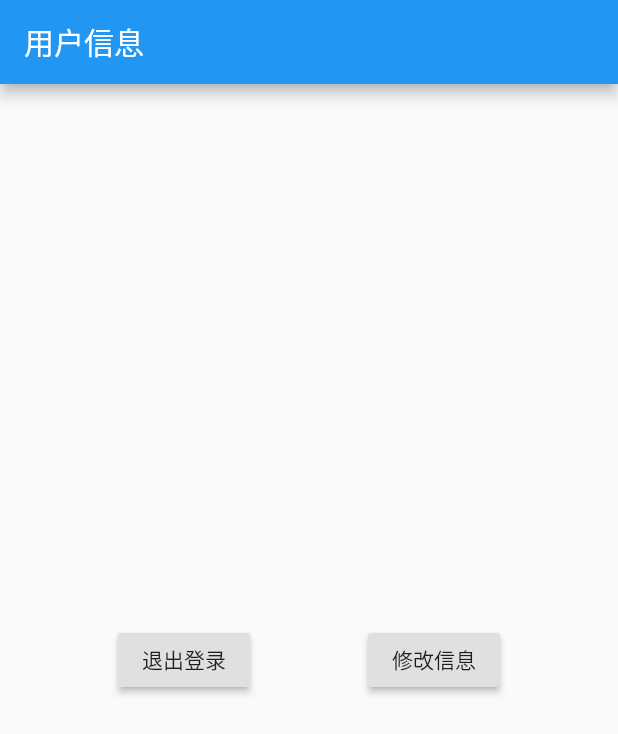
After one commit to BlackXzq/FlutterLayoutDemo, a Flutter app: the NavigatorPage screen opened by its route, after a tap on "登录", on a phone screen of 412 x 824 dp. The commit adds this screen. Shown: the top 734 px of the screen. Run offline on Flutter 3.47's test engine with Material 2 defaults, Android fonts, the phone set to English and light mode, and no system bars.

Commit message:
Add: 添加导航demo实例

```diff
--- a/layout_demo/lib/main.dart
+++ b/layout_demo/lib/main.dart
@@ -8,6 +8,7 @@ import 'stack.dart';
 import 'card.dart';
 import 'lake.dart';
 import 'grid_view_builder.dart';
+import 'navigator.dart';
 
 void main() async {
   return runApp(MyApp());
@@ -50,6 +51,10 @@ final RouterPages = [
   {
     'name': 'StackPage',
     'route': '/stack'
+  },
+  {
+    'name': 'NavigatorPage',
+    'route': '/navigator'
   }
 ];
 //页面基础路由参数
@@ -62,7 +67,8 @@ final _routes =  {
   '/list_view': (_) => ListViewPage(),
   '/pavlova': (_) => PavloVaPage(),
   '/stack': (_) => StackPage(),
-  '/grid_view_builder': (_) => GridViewBuilderPage()
+  '/grid_view_builder': (_) => GridViewBuilderPage(),
+  '/navigator': (_) => NavigatorPage()
 };
 
 class MyApp extends StatelessWidget {
--- /dev/null
+++ b/layout_demo/lib/navigator.dart
@@ -0,0 +1,116 @@
+import 'package:flutter/material.dart';
+
+class NavigatorPage extends StatelessWidget {
+  @override
+  Widget build(BuildContext context) {
+    return Scaffold(
+      appBar: AppBar(
+        title: Text('Navigator Page'),
+      ),
+      body: Center(
+        child: RaisedButton(
+          onPressed: (){
+            Navigator.of(context).push(MaterialPageRoute(builder: (context) => _LoginSuccessPage()));
+          },
+          child: Text('登录'),
+        ),
+      ),
+    );
+  }
+}
+
+class _LoginSuccessPage extends StatelessWidget {
+
+  final _navigatorKey = GlobalKey<NavigatorState>();
+
+  Future<bool> _onWillPop() async {
+    final maybePop = await _navigatorKey.currentState.maybePop();
+    return Future.value(!maybePop);
+  }
+
+
+  @override
+  Widget build(BuildContext context) {
+    return WillPopScope(
+      child: Navigator(
+        key: _navigatorKey,
+        initialRoute: 'login/userinfo',
+        onGenerateRoute: (settings) {
+          WidgetBuilder builder;
+          switch (settings.name) {
+            case 'login/userinfo':
+              builder = (_) => UserInfoPage();
+              break;
+            case 'login/changeinfo':
+              builder = (_) => ChangeUserInfoPage();
+              break;
+            default:
+              throw Exception('Invalid route: ${settings.name}');
+          }
+          return MaterialPageRoute(builder: builder, settings: settings);
+        },
+      ),
+      onWillPop: _onWillPop,
+    );
+  }
+}
+
+class UserInfoPage extends StatelessWidget {
+  @override
+  Widget build(BuildContext context) {
+    return Scaffold(
+      appBar: AppBar(
+        title: Text('用户信息'),
+      ),
+      body: Center(
+        child: Row(
+          mainAxisAlignment: MainAxisAlignment.spaceEvenly,
+          children: <Widget>[
+            RaisedButton(
+              child: Text('退出登录'),
+              onPressed: (){
+                Navigator.of(context, rootNavigator: true).pop();
+              },
+            ),
+            RaisedButton(
+              onPressed: (){
+                Navigator.of(context).pushNamed('login/changeinfo');
+              },
+              child: Text('修改信息'),
+            )
+          ],
+        ),
+      ),
+    );
+  }
+}
+
+class ChangeUserInfoPage extends StatelessWidget {
+  @override
+  Widget build(BuildContext context) {
+    return Scaffold(
+      appBar: AppBar(
+        title: Text('修改用户信息'),
+      ),
+      body: Center(
+        child: Row(
+          mainAxisAlignment: MainAxisAlignment.spaceEvenly,
+          children: <Widget>[
+            RaisedButton(
+              child: Text('返回上一页'),
+              onPressed: (){
+                Navigator.of(context).pop();
+              },
+            ),
+            RaisedButton(
+              onPressed: (){
+                Navigator.of(context, rootNavigator: true).pop();
+              },
+              child: Text('完成修改，重新登录'),
+            )
+          ],
+        ),
+      ),
+    );
+  }
+}
```
